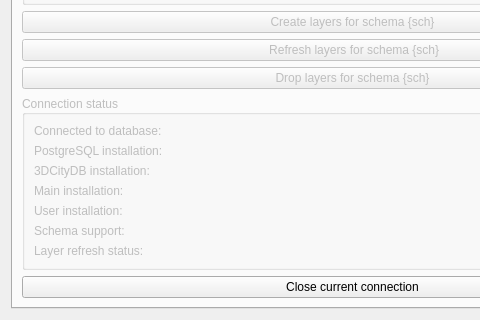
The window that cdb4/gui_usr/ui/cdb4_loader_user_dialog.ui (tudelft3d/3DCityDB-Tools-for-QGIS) describes before a commit, drawn with Qt 5; both pictures show x 0 to 480 and y 555 to 875 of the 705 by 875 pixel window.
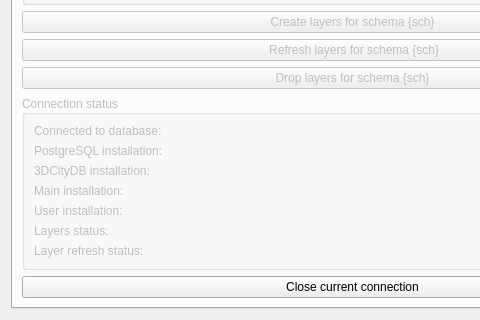
The same window after the commit. Icons and pictures are not drawn. Custom widgets are drawn as their Qt base class.

```diff
--- a/cdb4/gui_usr/ui/cdb4_loader_user_dialog.ui
+++ b/cdb4/gui_usr/ui/cdb4_loader_user_dialog.ui
@@ -689,7 +689,7 @@
              </sizepolicy>
             </property>
             <property name="text">
-             <string>Schema support:</string>
+             <string>Layers status:</string>
             </property>
            </widget>
           </item>
```
Left out of the diff: 2 changed lines with no effect on the pictures.
